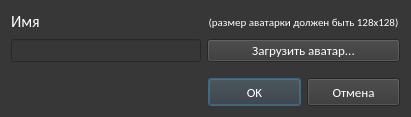
Before: the Qt Designer form ui/dialogs/user_registration.ui in Protocs/OkayMoney, drawn with Qt 5.
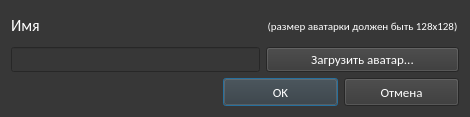
After: the same form once the commit is applied. Icons and pictures are not drawn.

Commit message: Подправил окно регистрации пользователя

The edit to the form file:
```diff
--- a/ui/dialogs/user_registration.ui
+++ b/ui/dialogs/user_registration.ui
@@ -9,20 +9,20 @@
    <rect>
     <x>0</x>
     <y>0</y>
-    <width>411</width>
+    <width>470</width>
     <height>117</height>
    </rect>
   </property>
   <property name="minimumSize">
    <size>
-    <width>411</width>
+    <width>470</width>
     <height>117</height>
    </size>
   </property>
   <property name="maximumSize">
    <size>
-    <width>411</width>
-    <height>117</height>
+    <width>470</width>
+    <height>122</height>
    </size>
   </property>
   <property name="windowTitle">
@@ -36,6 +36,8 @@
    <string notr="true">background-color: rgb(55, 55, 55);
 color: rgb(255, 255, 255);</string>
   </property>
+  <layout class="QVBoxLayout" name="verticalLayout_2">
+   <item>
   <layout class="QVBoxLayout" name="verticalLayout">
    <item>
     <layout class="QGridLayout" name="gridLayout" rowstretch="0,0">
@@ -78,7 +80,7 @@
       <widget class="QLineEdit" name="name">
        <property name="minimumSize">
         <size>
-         <width>180</width>
+           <width>190</width>
          <height>23</height>
         </size>
        </property>
@@ -95,7 +97,7 @@
        <property name="minimumSize">
         <size>
          <width>193</width>
-         <height>18</height>
+           <height>20</height>
         </size>
        </property>
        <property name="maximumSize">
@@ -123,19 +125,6 @@
      </item>
     </layout>
    </item>
-   <item>
-    <spacer name="verticalSpacer">
-     <property name="orientation">
-      <enum>Qt::Vertical</enum>
-     </property>
-     <property name="sizeHint" stdset="0">
-      <size>
-       <width>20</width>
-       <height>40</height>
-      </size>
-     </property>
-    </spacer>
-   </item>
    <item>
     <layout class="QHBoxLayout" name="horizontalLayout">
      <item>
@@ -143,9 +132,12 @@
        <property name="orientation">
         <enum>Qt::Horizontal</enum>
        </property>
+         <property name="sizeType">
+          <enum>QSizePolicy::Fixed</enum>
+         </property>
        <property name="sizeHint" stdset="0">
         <size>
-         <width>40</width>
+           <width>212</width>
          <height>20</height>
         </size>
        </property>
@@ -188,6 +180,8 @@
         <string>Отмена</string>
        </property>
       </widget>
+       </item>
+      </layout>
      </item>
     </layout>
    </item>
```
Lines whose indentation alone changed are shown as unchanged.
